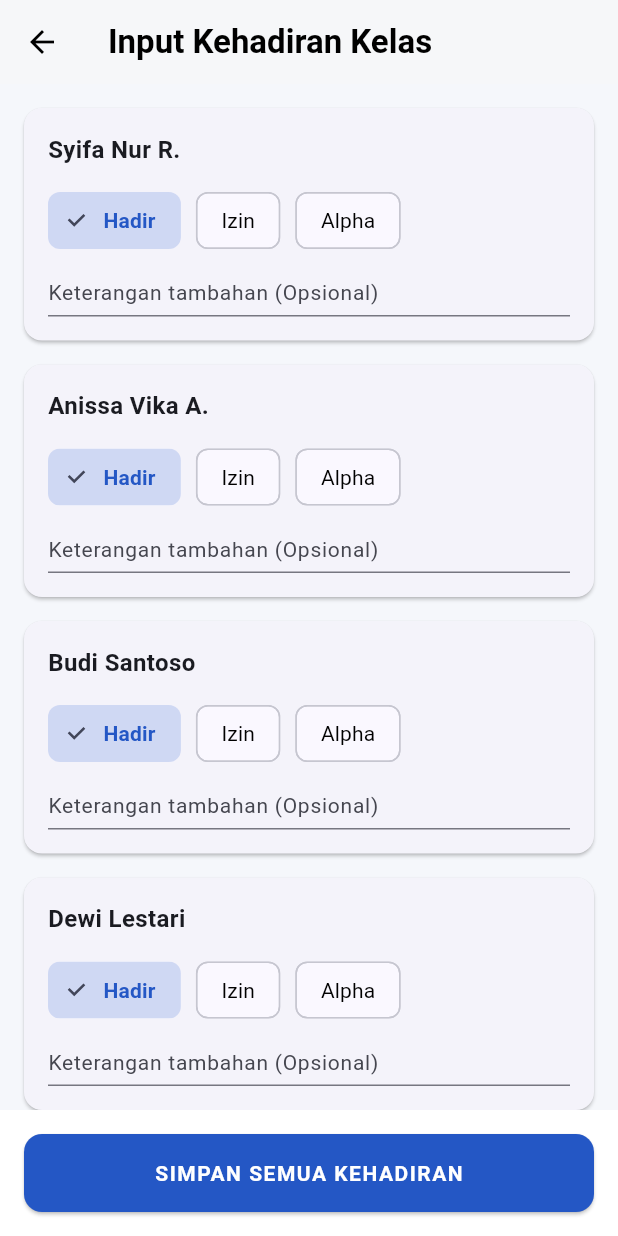
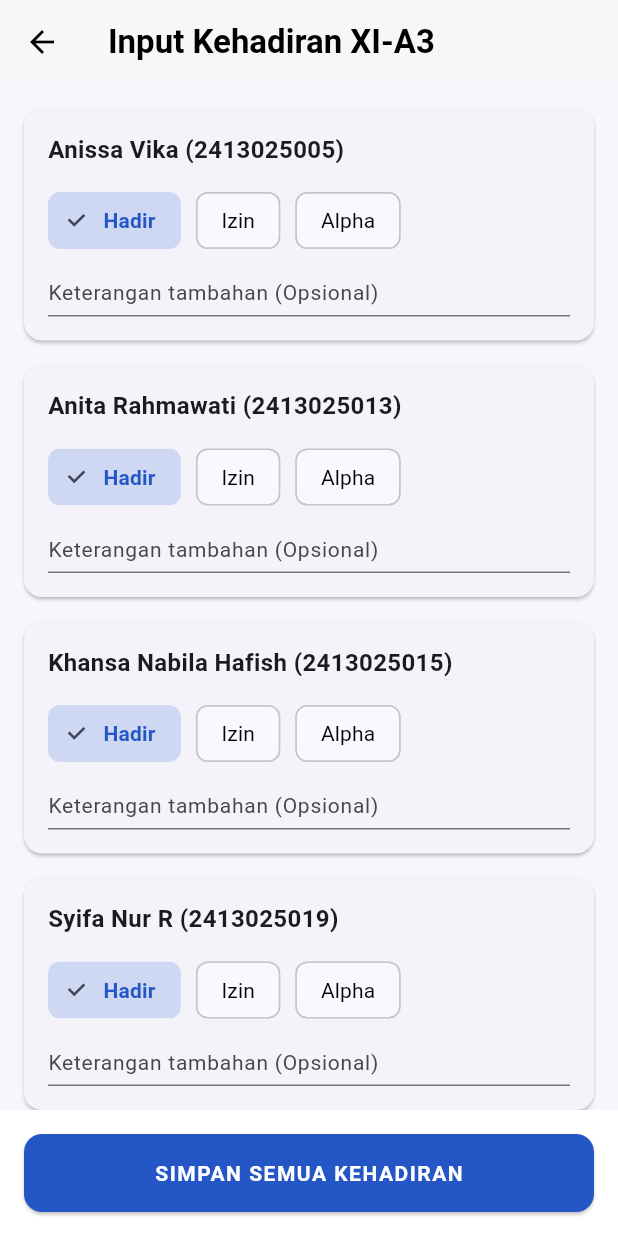
Before and after one commit to muutiararagil27/edubridge, a Flutter app: the MassAttendanceScreen screen opened directly, on a phone screen of 412 x 824 dp. Run offline on Flutter 3.47's test engine with Material 3 defaults, Android fonts, the phone set to English and light mode, and no system bars; our stand-ins replace cloud_firestore, firebase_auth, firebase_core; accounts and stored records are empty.

Commit message:
Sinkronisasi 10 nama siswa di halaman absensi massal

```diff
--- a/lib/screen/mass_attendance_screen.dart
+++ b/lib/screen/mass_attendance_screen.dart
@@ -9,12 +9,18 @@ class MassAttendanceScreen extends StatefulWidget {
 }
 
 class _MassAttendanceScreenState extends State<MassAttendanceScreen> {
-  // Daftar nama siswa statis untuk keperluan demo UTS agar cepat
+  // Daftar 10 siswa yang disamakan dengan dashboard
   final List<Map<String, dynamic>> _students = [
-    {'nama': 'Syifa Nur R.', 'status': 'Hadir', 'keterangan': '-'},
-    {'nama': 'Anissa Vika A.', 'status': 'Hadir', 'keterangan': '-'},
-    {'nama': 'Budi Santoso', 'status': 'Hadir', 'keterangan': '-'},
-    {'nama': 'Dewi Lestari', 'status': 'Hadir', 'keterangan': '-'},
+    {'nama': 'Anissa Vika', 'nis': '2413025005', 'status': 'Hadir', 'keterangan': '-'},
+    {'nama': 'Anita Rahmawati', 'nis': '2413025013', 'status': 'Hadir', 'keterangan': '-'},
+    {'nama': 'Khansa Nabila Hafish', 'nis': '2413025015', 'status': 'Hadir', 'keterangan': '-'},
+    {'nama': 'Syifa Nur R', 'nis': '2413025019', 'status': 'Hadir', 'keterangan': '-'},
+    {'nama': 'Elsa Susanti', 'nis': '2413025027', 'status': 'Hadir', 'keterangan': '-'},
+    {'nama': 'Raehan', 'nis': '2413025033', 'status': 'Hadir', 'keterangan': '-'},
+    {'nama': 'Selvia Alexandra', 'nis': '2413025025', 'status': 'Hadir', 'keterangan': '-'},
+    {'nama': 'Shava Phiyan', 'nis': '2413025047', 'status': 'Hadir', 'keterangan': '-'},
+    {'nama': 'Nur Istikomah', 'nis': '2413025053', 'status': 'Hadir', 'keterangan': '-'},
+    {'nama': 'Aulia Tri A', 'nis': '2413025073', 'status': 'Hadir', 'keterangan': '-'},
   ];
 
   bool _isLoading = false;
@@ -31,25 +37,25 @@ class _MassAttendanceScreenState extends State<MassAttendanceScreen> {
         final docRef = FirebaseFirestore.instance.collection('Kehadiran').doc();
         batch.set(docRef, {
           'siswaId': student['nama'],
+          'nis': student['nis'],
           'status': student['status'],
           'keterangan': student['keterangan'],
-          'tanggal': DateTime.now().toString(), // Menyimpan field tanggal
+          'tanggal': DateTime.now().toString(),
           'guruId': 'guru_terlogin',
-          'kelas': 'PTI 24 A',
+          'kelas': 'XI-A3',
         });
       }
 
-      // Jalankan proses simpan massal ke Firestore
       await batch.commit();
 
       if (!mounted) return;
       ScaffoldMessenger.of(context).showSnackBar(
         const SnackBar(
-          content: Text('Kehadiran seluruh siswa berhasil disimpan!'),
+          content: Text('Kehadiran seluruh siswa XI-A3 berhasil disimpan!'),
           backgroundColor: Colors.green,
         ),
       );
-      Navigator.pop(context); // Kembali ke dashboard setelah sukses
+      Navigator.pop(context);
     } catch (e) {
       if (!mounted) return;
       ScaffoldMessenger.of(context).showSnackBar(
@@ -73,7 +79,7 @@ class _MassAttendanceScreenState extends State<MassAttendanceScreen> {
       backgroundColor: const Color(0xFFF5F7FB),
       appBar: AppBar(
         title: const Text(
-          'Input Kehadiran Kelas',
+          'Input Kehadiran XI-A3',
           style: TextStyle(color: Colors.black, fontWeight: FontWeight.bold),
         ),
         backgroundColor: Colors.white,
@@ -98,7 +104,7 @@ class _MassAttendanceScreenState extends State<MassAttendanceScreen> {
                       crossAxisAlignment: CrossAxisAlignment.start,
                       children: [
                         Text(
-                          _students[index]['nama'],
+                          '${_students[index]['nama']} (${_students[index]['nis']})',
                           style: const TextStyle(
                             fontWeight: FontWeight.bold,
                             fontSize: 16,
```
